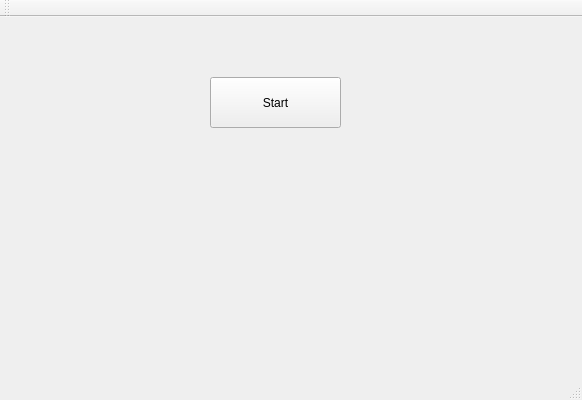
Qt form Async prog/Asyncprog.ui (Gohnnyman/Async-processing-program) before a commit.
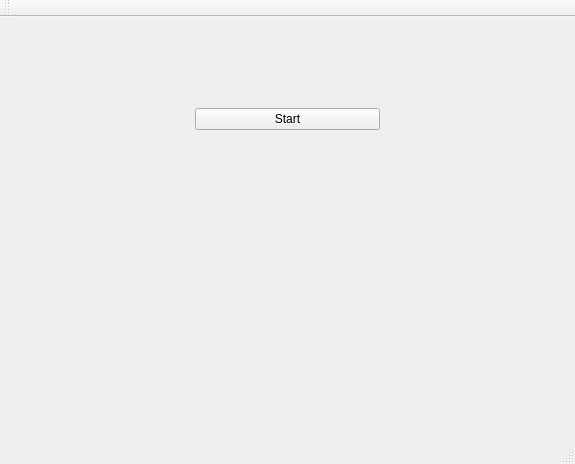
The same form after that commit.

Diff of the .ui file:
```diff
--- a/Async prog/Asyncprog.ui
+++ b/Async prog/Asyncprog.ui
@@ -6,27 +6,104 @@
    <rect>
     <x>0</x>
     <y>0</y>
-    <width>582</width>
-    <height>400</height>
+    <width>575</width>
+    <height>464</height>
    </rect>
   </property>
   <property name="windowTitle">
    <string>Asyncprog</string>
   </property>
   <widget class="QWidget" name="centralWidget">
-   <widget class="QPushButton" name="startButton">
-    <property name="geometry">
-     <rect>
-      <x>210</x>
-      <y>60</y>
-      <width>131</width>
-      <height>51</height>
-     </rect>
-    </property>
-    <property name="text">
-     <string>Start</string>
-    </property>
-   </widget>
+   <layout class="QVBoxLayout" name="verticalLayout_2">
+    <item>
+     <layout class="QGridLayout" name="gridLayout">
+      <item row="1" column="1">
+       <spacer name="verticalSpacer_2">
+        <property name="orientation">
+         <enum>Qt::Vertical</enum>
+        </property>
+        <property name="sizeType">
+         <enum>QSizePolicy::MinimumExpanding</enum>
+        </property>
+        <property name="sizeHint" stdset="0">
+         <size>
+          <width>20</width>
+          <height>80</height>
+         </size>
+        </property>
+       </spacer>
+      </item>
+      <item row="3" column="1">
+       <spacer name="verticalSpacer">
+        <property name="orientation">
+         <enum>Qt::Vertical</enum>
+        </property>
+        <property name="sizeType">
+         <enum>QSizePolicy::MinimumExpanding</enum>
+        </property>
+        <property name="sizeHint" stdset="0">
+         <size>
+          <width>20</width>
+          <height>80</height>
+         </size>
+        </property>
+       </spacer>
+      </item>
+      <item row="2" column="1">
+       <widget class="QPushButton" name="startButton">
+        <property name="sizePolicy">
+         <sizepolicy hsizetype="Expanding" vsizetype="Minimum">
+          <horstretch>0</horstretch>
+          <verstretch>0</verstretch>
+         </sizepolicy>
+        </property>
+        <property name="text">
+         <string>Start</string>
+        </property>
+       </widget>
+      </item>
+      <item row="2" column="0">
+       <spacer name="horizontalSpacer">
+        <property name="orientation">
+         <enum>Qt::Horizontal</enum>
+        </property>
+        <property name="sizeHint" stdset="0">
+         <size>
+          <width>40</width>
+          <height>20</height>
+         </size>
+        </property>
+       </spacer>
+      </item>
+      <item row="2" column="2">
+       <spacer name="horizontalSpacer_2">
+        <property name="orientation">
+         <enum>Qt::Horizontal</enum>
+        </property>
+        <property name="sizeHint" stdset="0">
+         <size>
+          <width>40</width>
+          <height>20</height>
+         </size>
+        </property>
+       </spacer>
+      </item>
+     </layout>
+    </item>
+    <item>
+     <widget class="QLabel" name="ansLabel">
+      <property name="sizePolicy">
+       <sizepolicy hsizetype="Preferred" vsizetype="MinimumExpanding">
+        <horstretch>0</horstretch>
+        <verstretch>40</verstretch>
+       </sizepolicy>
+      </property>
+      <property name="text">
+       <string/>
+      </property>
+     </widget>
+    </item>
+   </layout>
   </widget>
   <widget class="QMenuBar" name="menuBar">
    <property name="geometry">
```
Left out of the diff: 2 changed lines with no effect on the pictures.
